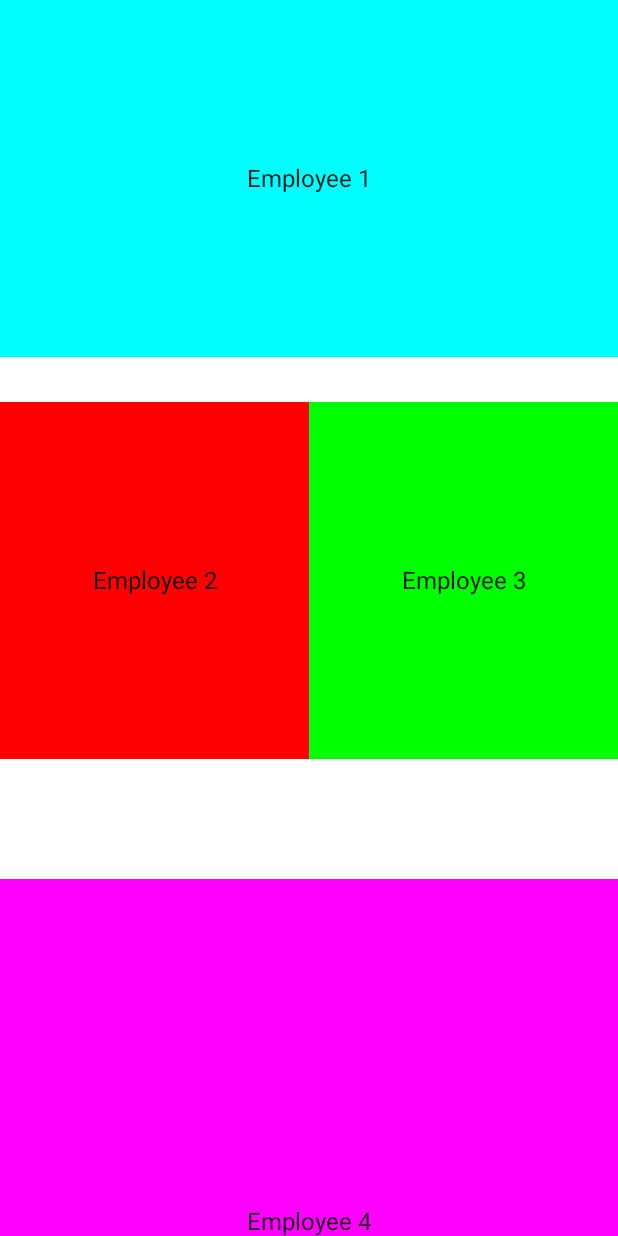
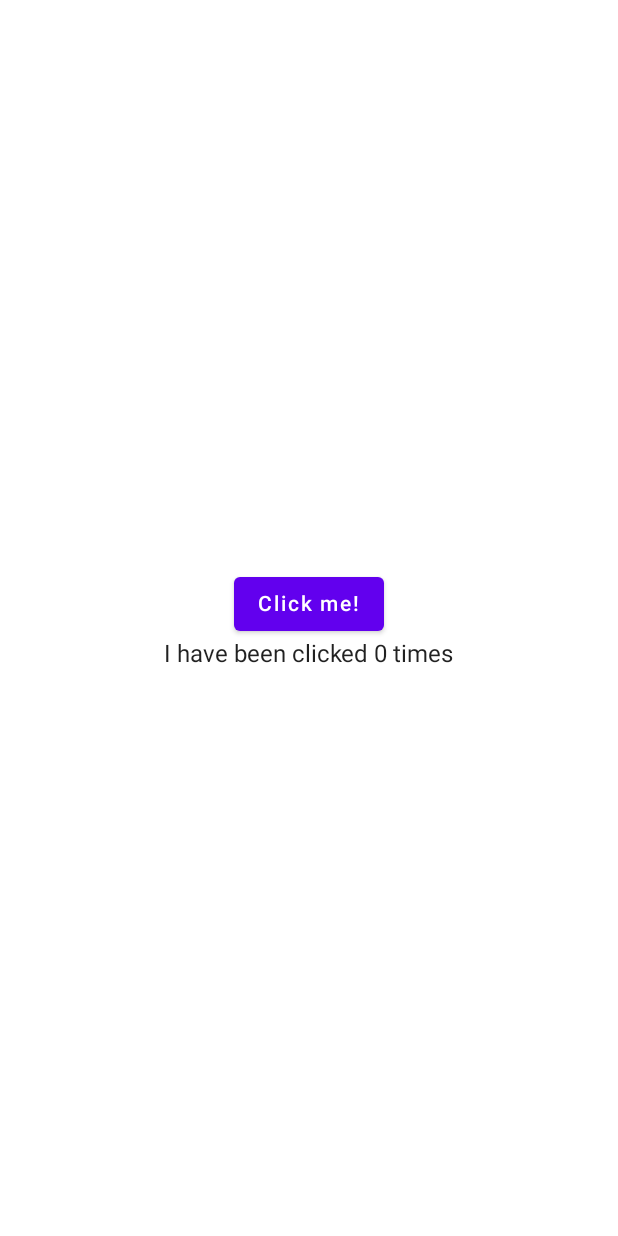
Before and after one commit to veselin0/Jetpack-Compose-Aristedes, an Android app built with Jetpack Compose: the screen it shows after launch (MainActivity), on a phone screen of 412 x 824 dp. Run offline under Robolectric (Android 15) with nearby library versions, the phone set to English and light mode, and no system bars.

Commit message:
19. Trabajando con estados

```diff
--- a/Jetpack-Compose-Catalogo/app/src/main/java/com/example/jetpackcomposecatalogo/MainActivity.kt
+++ b/Jetpack-Compose-Catalogo/app/src/main/java/com/example/jetpackcomposecatalogo/MainActivity.kt
@@ -8,10 +8,13 @@ import androidx.compose.foundation.horizontalScroll
 import androidx.compose.foundation.layout.*
 import androidx.compose.foundation.rememberScrollState
 import androidx.compose.foundation.verticalScroll
+import androidx.compose.material.Button
 import androidx.compose.material.MaterialTheme
 import androidx.compose.material.Surface
 import androidx.compose.material.Text
 import androidx.compose.runtime.Composable
+import androidx.compose.runtime.mutableStateOf
+import androidx.compose.runtime.remember
 import androidx.compose.ui.Alignment
 import androidx.compose.ui.Modifier
 import androidx.compose.ui.graphics.Color
@@ -29,10 +32,27 @@ class MainActivity : ComponentActivity() {
                     modifier = Modifier.fillMaxSize(),
                     color = MaterialTheme.colors.background
                 ) {
-                    MyComplexLayout()
+                    MyStateExample()
                 }
             }
         }
+    }
+}
+
+@Composable
+fun MyStateExample() {
+
+    val counter = remember { mutableStateOf(0) }
+
+    Column(
+        Modifier.fillMaxSize(),
+        verticalArrangement = Arrangement.Center,
+        horizontalAlignment = Alignment.CenterHorizontally
+    ) {
+        Button(onClick = { counter.value++ }) {
+            Text(text = "Click me!")
+        }
+        Text(text = "I have been clicked ${counter.value} times")
     }
 }
 
@@ -166,6 +186,6 @@ fun MyBox() {
 @Composable
 fun DefaultPreview() {
     JetpackComposeCatalogoTheme {
-        MyComplexLayout()
+        MyStateExample()
     }
 }
```
